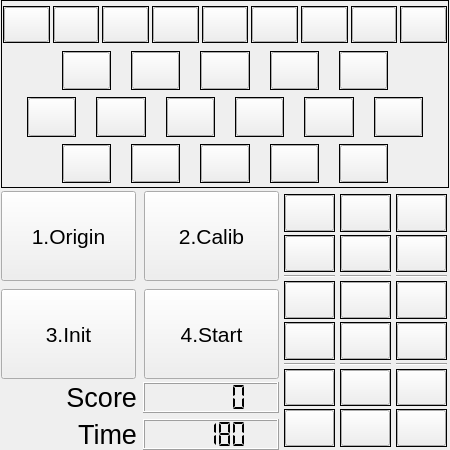
This is catchrobo_gui/src/ui/blue_field.ui in catchrobo2022/catchrobo_robot as Qt 5 draws it before an edit. The edited form follows.
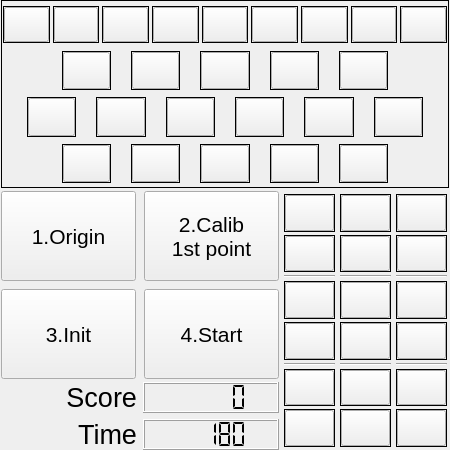
This is the edited form.

Commit message: fix calib & frame

```diff
--- a/catchrobo_gui/src/ui/blue_field.ui
+++ b/catchrobo_gui/src/ui/blue_field.ui
@@ -2233,7 +2233,8 @@
         </font>
        </property>
        <property name="text">
-        <string>2.Calib</string>
+        <string>2.Calib
+1st point</string>
        </property>
        <property name="checkable">
         <bool>true</bool>
```
The commit also changes 5 other files.
